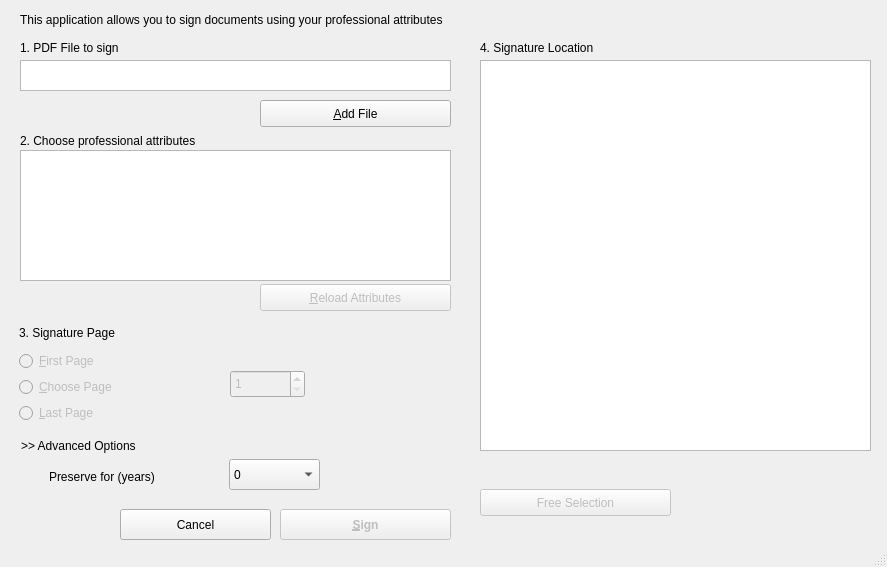
Before: the Qt Designer form pteid-mw-pt/_src/eidmw/scap-client-v2/scapsignature.ui in amagovpt/autenticacao.gov, drawn with Qt 5.
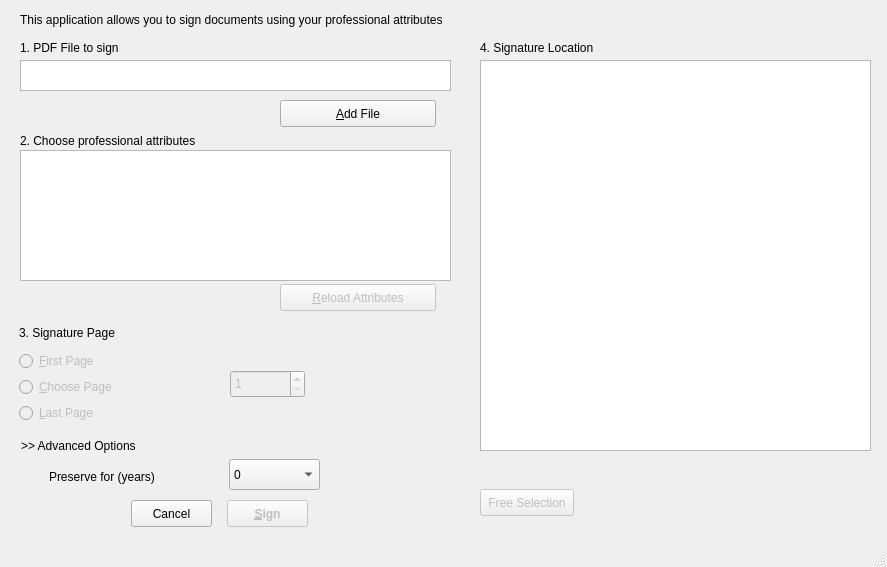
After: the same form once the commit is applied. Icons and pictures are not drawn. Custom widgets are drawn as their Qt base class.

Commit message: Email from VS for GUI improvements:      Alineas: 17, 18, 25

Diff of the .ui file:
```diff
--- a/pteid-mw-pt/_src/eidmw/scap-client-v2/scapsignature.ui
+++ b/pteid-mw-pt/_src/eidmw/scap-client-v2/scapsignature.ui
@@ -42,9 +42,9 @@
     <widget class="QPushButton" name="button_addfile">
      <property name="geometry">
       <rect>
-       <x>250</x>
+       <x>270</x>
        <y>70</y>
-       <width>191</width>
+       <width>156</width>
        <height>27</height>
       </rect>
      </property>
@@ -87,10 +87,10 @@
      </property>
      <property name="geometry">
       <rect>
-       <x>270</x>
-       <y>479</y>
-       <width>171</width>
-       <height>31</height>
+       <x>217</x>
+       <y>470</y>
+       <width>81</width>
+       <height>27</height>
       </rect>
      </property>
      <property name="styleSheet">
@@ -103,10 +103,10 @@
     <widget class="QPushButton" name="button_cancel">
      <property name="geometry">
       <rect>
-       <x>110</x>
-       <y>479</y>
-       <width>151</width>
-       <height>31</height>
+       <x>121</x>
+       <y>470</y>
+       <width>81</width>
+       <height>27</height>
       </rect>
      </property>
      <property name="text">
@@ -163,9 +163,9 @@
      </property>
      <property name="geometry">
       <rect>
-       <x>250</x>
+       <x>270</x>
        <y>254</y>
-       <width>191</width>
+       <width>156</width>
        <height>27</height>
       </rect>
      </property>
@@ -322,7 +322,7 @@
       <rect>
        <x>470</x>
        <y>459</y>
-       <width>191</width>
+       <width>94</width>
        <height>27</height>
       </rect>
      </property>
@@ -332,12 +332,6 @@
        <verstretch>1</verstretch>
       </sizepolicy>
      </property>
-     <property name="maximumSize">
-      <size>
-       <width>191</width>
-       <height>27</height>
-      </size>
-     </property>
      <property name="layoutDirection">
       <enum>Qt::LeftToRight</enum>
      </property>
```
The commit also changes 4 other files.
